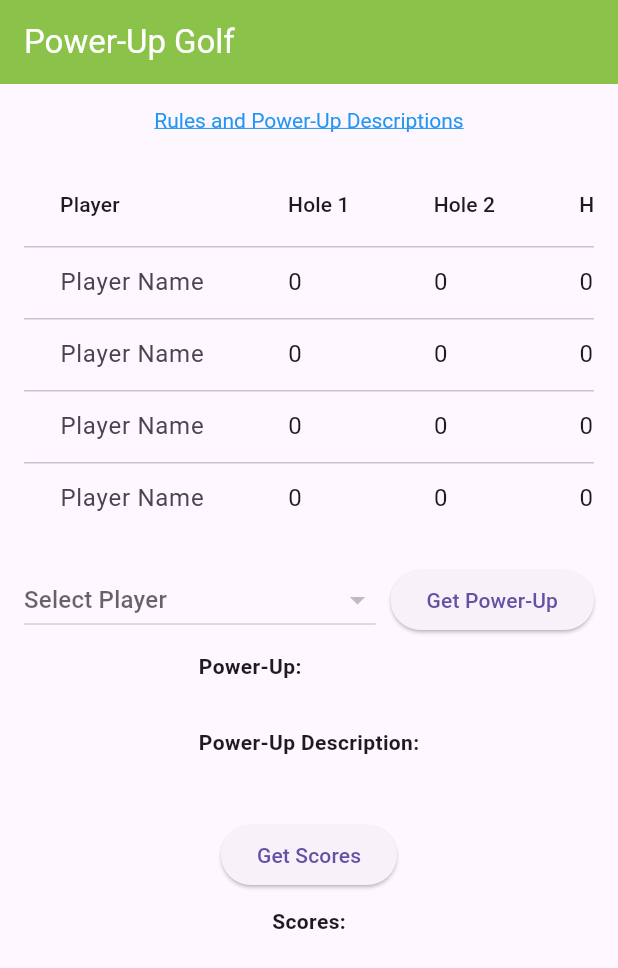
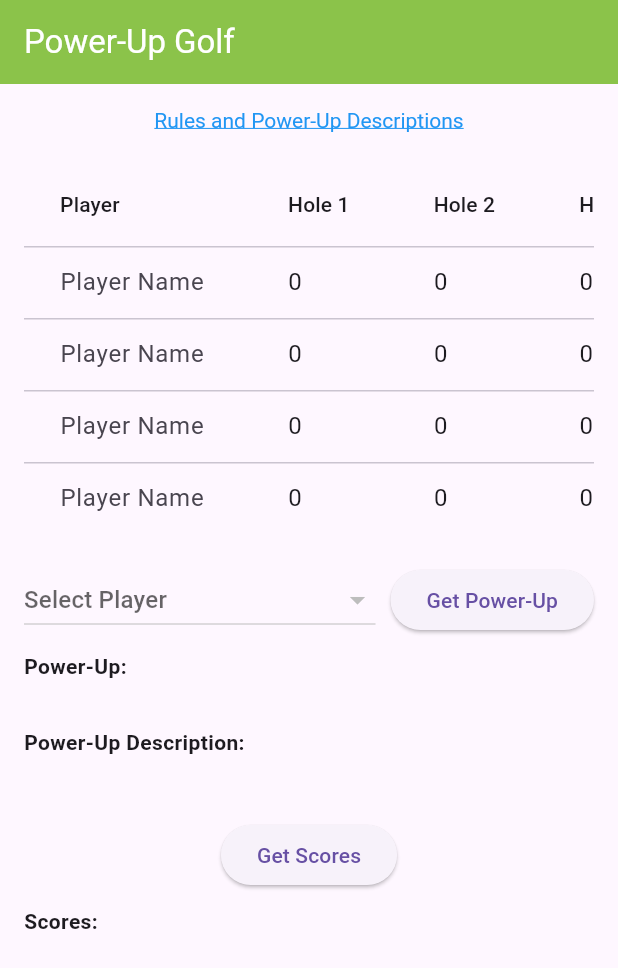
Before and after one commit to Jack-Weyen/power_up_golf, a Flutter app: the screen it shows after launch, on a phone screen of 412 x 824 dp. Shown: the top 968 px of the screen. Run offline on Flutter 3.47's test engine with Material 3 defaults, Android fonts, the phone set to English and light mode, and no system bars.

Commit message:
Improved formatting in homepage

```diff
--- a/lib/pages/home.dart
+++ b/lib/pages/home.dart
@@ -539,7 +539,7 @@ class PowerUpGolfHomePageState extends State<PowerUpGolfHomePage> {
 
             // Power-Up Display
             Column(
-              crossAxisAlignment: CrossAxisAlignment.start,
+              crossAxisAlignment: CrossAxisAlignment.stretch,
               children: [
 
                 // Power-Up name
@@ -580,7 +580,7 @@ class PowerUpGolfHomePageState extends State<PowerUpGolfHomePage> {
 
             // Final Scores Display
             Column(
-              crossAxisAlignment: CrossAxisAlignment.start,
+              crossAxisAlignment: CrossAxisAlignment.stretch,
               children: [
                 const Text(
                   'Scores:',
```
